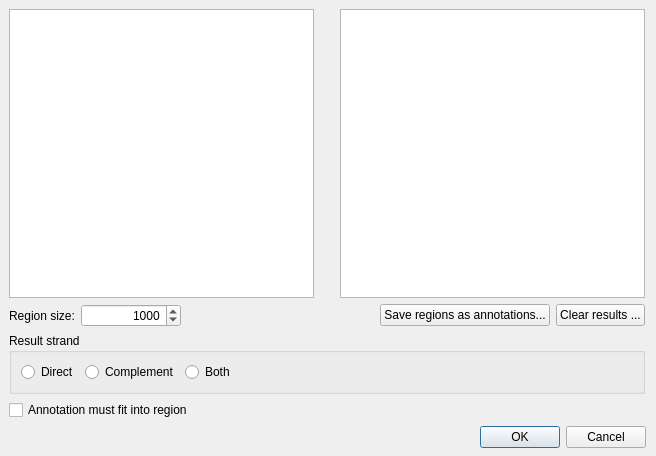
violethaze74/ugene, file src/plugins/annotator/src/ui/FindAnnotationCollocationsDialog.ui: the form before one commit.
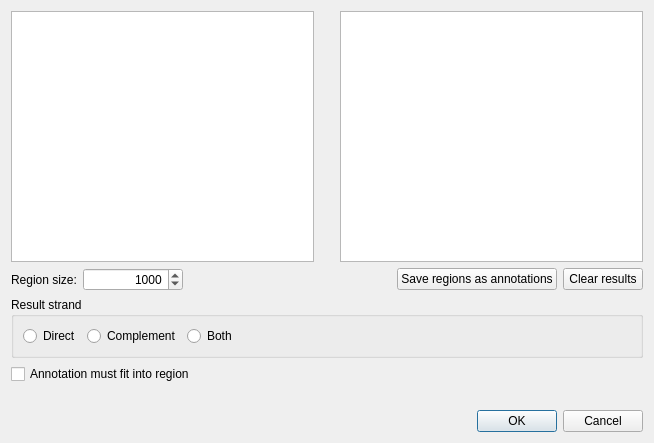
The form after the commit.

```diff
--- a/src/plugins/annotator/src/ui/FindAnnotationCollocationsDialog.ui
+++ b/src/plugins/annotator/src/ui/FindAnnotationCollocationsDialog.ui
@@ -6,54 +6,21 @@
    <rect>
     <x>0</x>
     <y>0</y>
-    <width>656</width>
-    <height>456</height>
+    <width>654</width>
+    <height>443</height>
    </rect>
   </property>
+  <property name="minimumSize">
+   <size>
+    <width>654</width>
+    <height>443</height>
+   </size>
+  </property>
   <property name="windowTitle">
    <string>dialog_tittle</string>
   </property>
-  <widget class="QLabel" name="statusBar">
-   <property name="geometry">
-    <rect>
-     <x>9</x>
-     <y>434</y>
-     <width>100</width>
-     <height>16</height>
-    </rect>
-   </property>
-   <property name="minimumSize">
-    <size>
-     <width>100</width>
-     <height>0</height>
-    </size>
-   </property>
-   <property name="text">
-    <string/>
-   </property>
-  </widget>
-  <widget class="QDialogButtonBox" name="buttonBox">
-   <property name="geometry">
-    <rect>
-     <x>15</x>
-     <y>426</y>
-     <width>631</width>
-     <height>23</height>
-    </rect>
-   </property>
-   <property name="standardButtons">
-    <set>QDialogButtonBox::Cancel|QDialogButtonBox::Ok</set>
-   </property>
-  </widget>
-  <widget class="QWidget" name="layoutWidget">
-   <property name="geometry">
-    <rect>
-     <x>9</x>
-     <y>9</y>
-     <width>636</width>
-     <height>411</height>
-    </rect>
-   </property>
+  <layout class="QVBoxLayout" name="verticalLayout">
+   <item>
    <layout class="QGridLayout" name="gridLayout_2">
     <item row="0" column="0">
      <layout class="QGridLayout" name="gridLayout">
@@ -176,14 +143,14 @@
         <item>
          <widget class="QPushButton" name="saveResultsButton">
           <property name="text">
-           <string>Save regions as annotations...</string>
+            <string>Save regions as annotations</string>
           </property>
          </widget>
         </item>
         <item>
          <widget class="QPushButton" name="clearResultsButton">
           <property name="text">
-           <string>Clear results ...</string>
+            <string>Clear results</string>
           </property>
          </widget>
         </item>
@@ -242,7 +209,28 @@
      </widget>
     </item>
    </layout>
-  </widget>
+   </item>
+   <item>
+    <widget class="QLabel" name="statusBar">
+     <property name="minimumSize">
+      <size>
+       <width>100</width>
+       <height>0</height>
+      </size>
+     </property>
+     <property name="text">
+      <string/>
+     </property>
+    </widget>
+   </item>
+   <item>
+    <widget class="QDialogButtonBox" name="buttonBox">
+     <property name="standardButtons">
+      <set>QDialogButtonBox::Cancel|QDialogButtonBox::Ok</set>
+     </property>
+    </widget>
+   </item>
+  </layout>
  </widget>
  <resources/>
  <connections/>
```
Left out of the diff: 2 changed lines with no effect on the pictures. Lines whose indentation alone changed are shown as unchanged.
